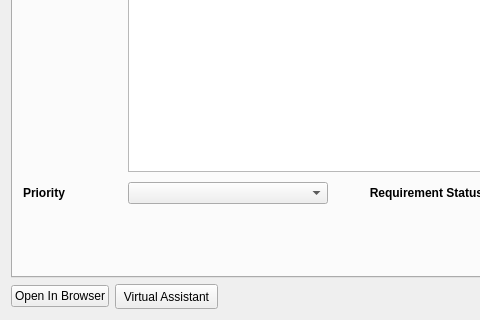
esa/TasteQtWidgets, file tastewidgets/requirements/basicrequirementdialog.ui: the form before one commit; both pictures show x 0 to 480 and y 233 to 553 of the 857 by 553 pixel window.
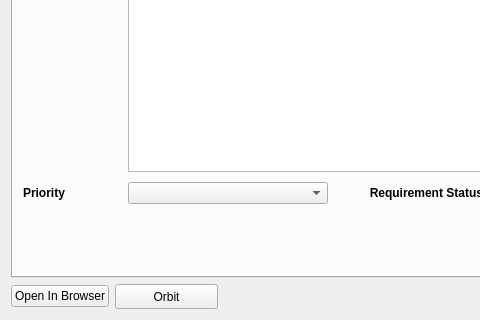
The form after the commit.

Commit message: Replace the Virtual Assistant with the Orbit chatbot

```diff
--- a/tastewidgets/requirements/basicrequirementdialog.ui
+++ b/tastewidgets/requirements/basicrequirementdialog.ui
@@ -41,7 +41,7 @@
         </size>
        </property>
        <property name="text">
-        <string>Virtual Assistant</string>
+        <string>Orbit</string>
        </property>
       </widget>
      </item>
```
The commit also changes 63 other files.
